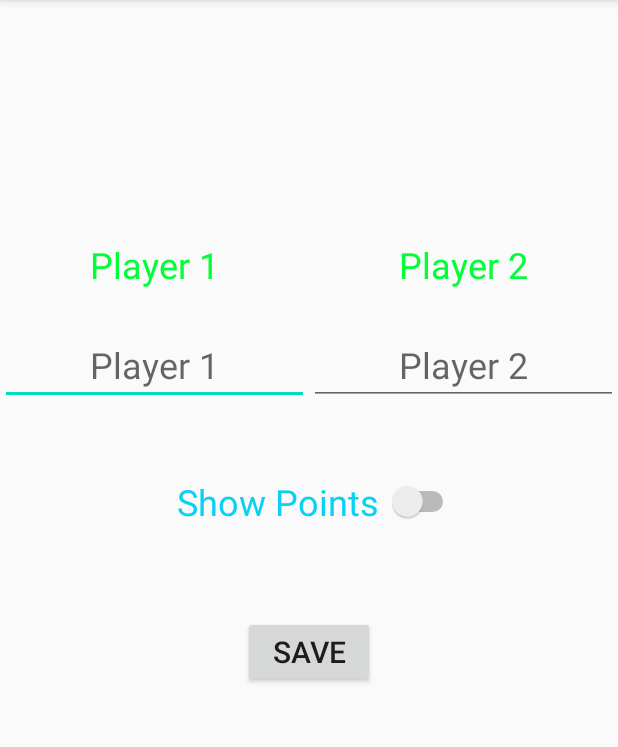
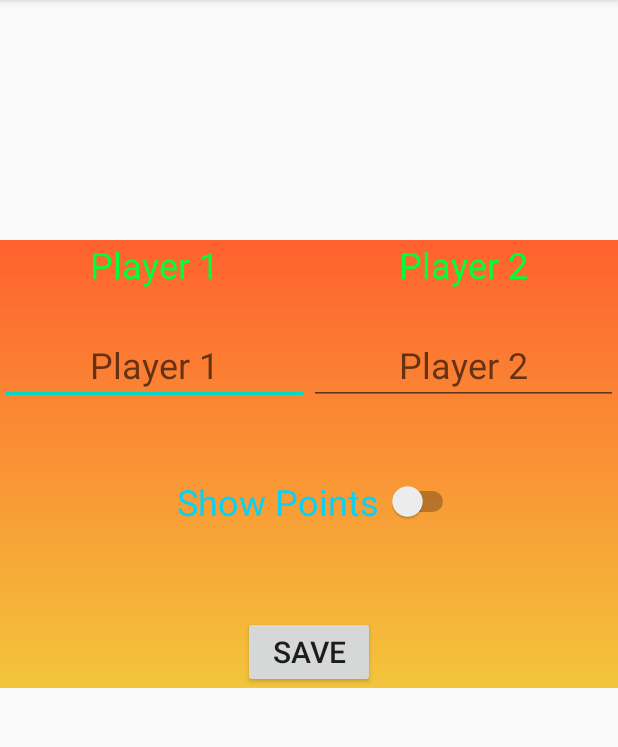
Before and after one commit to sirMojtaba/TwoGamesInOne, an Android app: the fragment SettingsFragment shown on its own in the app's theme, on a phone screen of 412 x 824 dp, the part 84-831 px from its top. Run offline under Robolectric (Android 15) with nearby library versions, the phone set to English and light mode, and no system bars.

Commit message:
set gradient to background of tic tac toe and settings layouts

```diff
--- /dev/null
+++ b/app/src/main/res/drawable/settings_gradient.xml
@@ -0,0 +1,9 @@
+<?xml version="1.0" encoding="utf-8"?>
+<shape xmlns:android="http://schemas.android.com/apk/res/android">
+    <gradient
+        android:startColor="#FF612F"
+        android:endColor="#F3C53B"
+        android:angle="270"
+        />
+
+</shape>
--- /dev/null
+++ b/app/src/main/res/drawable/tic_tac_toe_gradient.xml
@@ -0,0 +1,10 @@
+<?xml version="1.0" encoding="utf-8"?>
+<shape xmlns:android="http://schemas.android.com/apk/res/android">
+    <gradient
+        android:startColor="#9C27B0"
+        android:endColor="#009688"
+        android:angle="270"/>
+
+
+
+</shape>
--- a/app/src/main/res/layout-land/fragment_settings.xml
+++ b/app/src/main/res/layout-land/fragment_settings.xml
@@ -1,13 +1,13 @@
 <?xml version="1.0" encoding="utf-8"?>
 
-<LinearLayout
-    xmlns:android="http://schemas.android.com/apk/res/android"
+<LinearLayout xmlns:android="http://schemas.android.com/apk/res/android"
     xmlns:tools="http://schemas.android.com/tools"
-    tools:context="fragments.SettingsFragment"
     android:layout_width="match_parent"
     android:layout_height="wrap_content"
     android:layout_marginTop="32dp"
-    android:orientation="vertical">
+    android:background="@drawable/settings_gradient"
+    android:orientation="vertical"
+    tools:context="fragments.SettingsFragment">
 
     <LinearLayout
         android:layout_width="match_parent"
@@ -46,24 +46,24 @@
             android:layout_width="wrap_content"
             android:layout_height="wrap_content"
             android:layout_weight="1"
+            android:autofillHints=""
             android:ems="10"
             android:hint="@string/player_1"
             android:inputType="textPersonName"
             android:textAlignment="center"
-            android:textSize="24sp"
-            android:autofillHints="" />
+            android:textSize="24sp" />
 
         <EditText
             android:id="@+id/edit_text_second_player"
             android:layout_width="wrap_content"
             android:layout_height="wrap_content"
             android:layout_weight="1"
+            android:autofillHints=""
             android:ems="10"
             android:hint="@string/player_2"
             android:inputType="textPersonName"
             android:textAlignment="center"
-            android:textSize="24sp"
-            android:autofillHints="" />
+            android:textSize="24sp" />
     </LinearLayout>
 
     <Switch
--- a/app/src/main/res/layout-land/fragment_tic_tac_toe.xml
+++ b/app/src/main/res/layout-land/fragment_tic_tac_toe.xml
@@ -1,8 +1,9 @@
 <?xml version="1.0" encoding="utf-8"?>
 <FrameLayout xmlns:android="http://schemas.android.com/apk/res/android"
+    xmlns:tools="http://schemas.android.com/tools"
     android:layout_width="match_parent"
     android:layout_height="match_parent"
-    xmlns:tools="http://schemas.android.com/tools">
+    android:background="@drawable/tic_tac_toe_gradient">
 
     <TextView
         android:id="@+id/textView_tic_toc_toe"
--- a/app/src/main/res/layout/fragment_settings.xml
+++ b/app/src/main/res/layout/fragment_settings.xml
@@ -5,6 +5,7 @@
     android:layout_width="match_parent"
     android:layout_height="wrap_content"
     android:layout_marginTop="160dp"
+    android:background="@drawable/settings_gradient"
     android:orientation="vertical"
     tools:context="fragments.SettingsFragment">
 
@@ -45,24 +46,24 @@
             android:layout_width="wrap_content"
             android:layout_height="wrap_content"
             android:layout_weight="1"
+            android:autofillHints=""
             android:ems="10"
             android:hint="@string/player_1"
             android:inputType="textPersonName"
             android:textAlignment="center"
-            android:textSize="24sp"
-            android:autofillHints="" />
+            android:textSize="24sp" />
 
         <EditText
             android:id="@+id/edit_text_second_player"
             android:layout_width="wrap_content"
             android:layout_height="wrap_content"
             android:layout_weight="1"
+            android:autofillHints=""
             android:ems="10"
             android:hint="@string/player_2"
             android:inputType="textPersonName"
             android:textAlignment="center"
-            android:textSize="24sp"
-            android:autofillHints="" />
+            android:textSize="24sp" />
     </LinearLayout>
 
     <Switch
--- a/app/src/main/res/layout/fragment_tic_tac_toe.xml
+++ b/app/src/main/res/layout/fragment_tic_tac_toe.xml
@@ -3,6 +3,7 @@
     xmlns:tools="http://schemas.android.com/tools"
     android:layout_width="match_parent"
     android:layout_height="match_parent"
+    android:background="@drawable/tic_tac_toe_gradient"
     tools:context=".fragments.TicTacToeFragment">
 
     <LinearLayout
@@ -71,19 +72,19 @@
                 android:id="@+id/button_one"
                 android:layout_width="104dp"
                 android:layout_height="104dp"
-                android:textSize="40sp"/>
+                android:textSize="40sp" />
 
             <Button
                 android:id="@+id/button_two"
                 android:layout_width="104dp"
                 android:layout_height="104dp"
-                android:textSize="40sp"/>
+                android:textSize="40sp" />
 
             <Button
                 android:id="@+id/button_three"
                 android:layout_width="104dp"
                 android:layout_height="104dp"
-                android:textSize="40sp"/>
+                android:textSize="40sp" />
         </TableRow>
 
         <TableRow
@@ -94,19 +95,19 @@
                 android:id="@+id/button_four"
                 android:layout_width="104dp"
                 android:layout_height="104dp"
-                android:textSize="40sp"/>
+                android:textSize="40sp" />
 
             <Button
                 android:id="@+id/button_five"
                 android:layout_width="104dp"
                 android:layout_height="104dp"
-                android:textSize="40sp"/>
+                android:textSize="40sp" />
 
             <Button
                 android:id="@+id/button_six"
                 android:layout_width="104dp"
                 android:layout_height="104dp"
-                android:textSize="40sp"/>
+                android:textSize="40sp" />
         </TableRow>
 
         <TableRow
@@ -117,19 +118,19 @@
                 android:id="@+id/button_seven"
                 android:layout_width="104dp"
                 android:layout_height="104dp"
-                android:textSize="40sp"/>
+                android:textSize="40sp" />
 
             <Button
                 android:id="@+id/button_eight"
                 android:layout_width="104dp"
                 android:layout_height="104dp"
-                android:textSize="40sp"/>
+                android:textSize="40sp" />
 
             <Button
                 android:id="@+id/button_nine"
                 android:layout_width="104dp"
                 android:layout_height="104dp"
-                android:textSize="40sp"/>
+                android:textSize="40sp" />
         </TableRow>
 
     </TableLayout>
```
